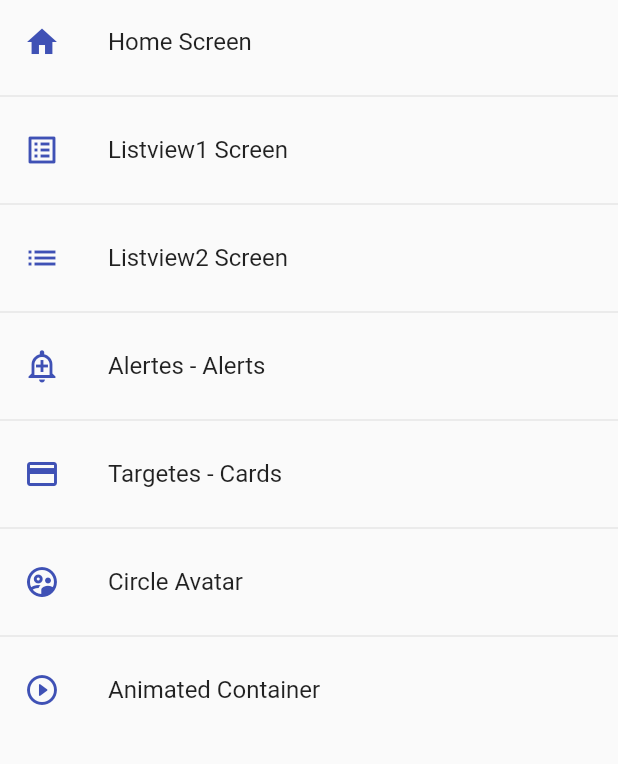
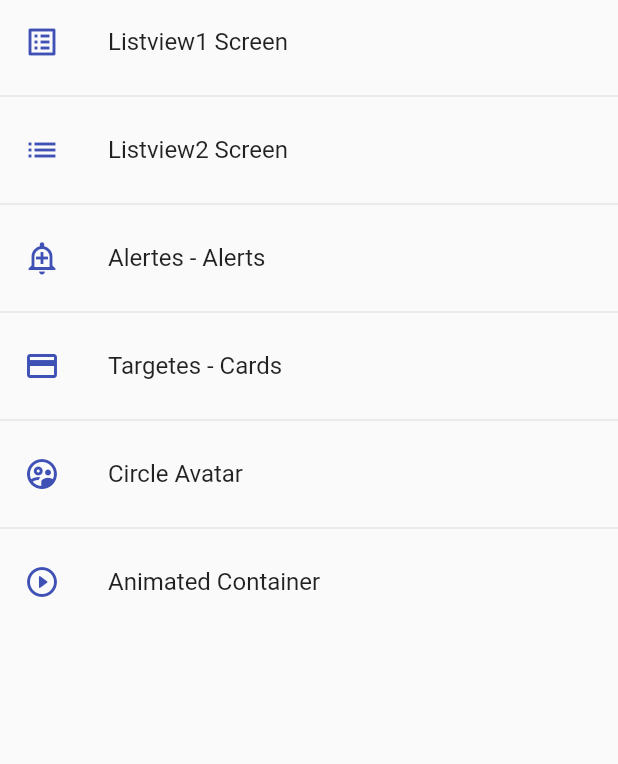
Before and after one commit to sitnesTIC/flutter_applications, a Flutter app: the screen it shows after launch, on a phone screen of 412 x 824 dp, the part 84-848 px from its top. Run offline on Flutter 3.47's test engine with Material 2 defaults, Android fonts, the phone set to English and light mode, and no system bars.

Commit message:
Widget AnimatedContainer + Quita HOME del menu

```diff
--- a/lib/router/app_routes.dart
+++ b/lib/router/app_routes.dart
@@ -7,12 +7,11 @@ class AppRoutes {
   static const initialRoute = 'home';
 
   static final menuOptions = <MenuOption>[
-    // TODO: borrar home
-    MenuOption(
-        route: 'home',
-        name: 'Home Screen',
-        screen: const HomeScreen(),
-        icon: Icons.home),
+    // MenuOption(
+    //     route: 'home',
+    //     name: 'Home Screen',
+    //     screen: const HomeScreen(),
+    //     icon: Icons.home),
     MenuOption(
         route: 'listview1',
         name: 'Listview1 Screen',
@@ -47,6 +46,7 @@ class AppRoutes {
 
   static Map<String, Widget Function(BuildContext)> getAppRoutes() {
     Map<String, Widget Function(BuildContext)> appRoutes = {};
+    appRoutes.addAll({'home': (BuildContext context) => const HomeScreen()});
     for (final option in menuOptions) {
       appRoutes.addAll({option.route: (BuildContext context) => option.screen});
     }
--- a/lib/screens/animated_screen.dart
+++ b/lib/screens/animated_screen.dart
@@ -32,10 +32,13 @@ class _AnimatedScreenState extends State<AnimatedScreen> {
         title: const Text('Animated Containder'),
       ),
       body: Center(
-        child: Container(
+        child: AnimatedContainer(
           width: _width,
           height: _height,
           decoration: BoxDecoration(color: _color, borderRadius: _borderRadius),
+          duration: const Duration(milliseconds: 400),
+          // curve: Curves.elasticOut,
+          curve: Curves.easeOutCubic,
         ),
       ),
       floatingActionButton: FloatingActionButton(
```
